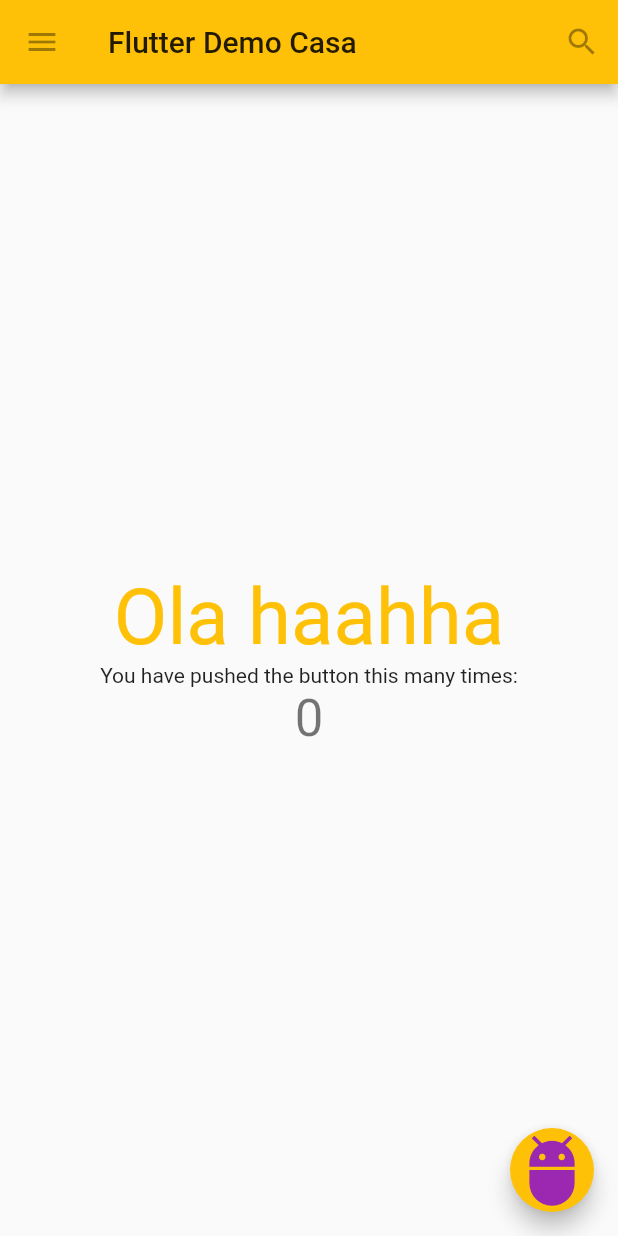
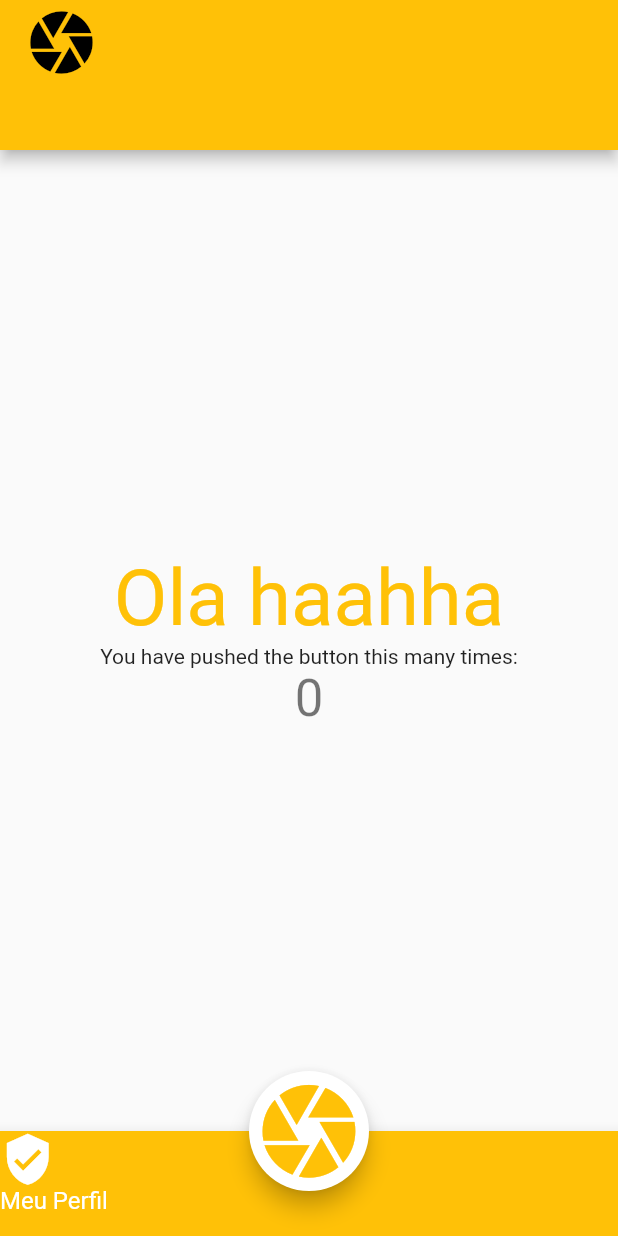
Before and after one commit to rd7rodrigo/flutter-estudo, a Flutter app: the screen it shows after launch, on a phone screen of 412 x 824 dp. Run offline on Flutter 3.47's test engine with Material 2 defaults, Android fonts, the phone set to English and light mode, and no system bars.

Commit message:
transformando em Levant app

```diff
--- a/lib/main.dart
+++ b/lib/main.dart
@@ -48,28 +48,43 @@ class _MyHomePageState extends State<MyHomePage> {
 
   @override
   Widget build(BuildContext context) {
-//     // Esse método é executado novamente toda vez que setState é chamado, por exemplo, como concluído
+//      // Esse método é executado novamente toda vez que setState é chamado, por exemplo, como concluído
 //      // pelo método _incrementCounter acima.
 //      // A estrutura Flutter foi otimizada para executar novamente os métodos de construção
 //      // rápido, para que você possa reconstruir qualquer coisa que precise ser atualizada
 //      // do que ter que alterar individualmente instâncias de widgets.
     return Scaffold(
-      appBar: AppBar(
-        leading: IconButton(
-          icon: Icon(Icons.menu),
-          tooltip: 'Navigation menu',
-          onPressed: null,
+      appBar: PreferredSize(
+        child: AppBar(
+          title: Column(
+            children: <Widget>[
+              Icon(
+                Icons.camera,
+                size: 50.0,
+              )
+            ],
+            // mainAxisAlignment: MainAxisAlignment.end,
+            crossAxisAlignment: CrossAxisAlignment.end
+          )
+          ,
+          actionsIconTheme: IconThemeData(color: Colors.amber),
+          // leading: IconButton(
+          //   icon: Icon(Icons.menu),
+          //   tooltip: 'Navigation menu',
+          //   onPressed: null,
+          // ),
+          // Aqui pegamos o valor do objeto MyHomePage que foi criado por
+  //          // o método App.build e use-o para definir nosso título de appbar.
+          // title: Text(widget.title),
+          // actions: <Widget>[
+          //   IconButton(
+          //     icon: Icon(Icons.search),
+          //     tooltip: 'Buscar',
+          //     onPressed: null,
+          //   )
+          // ],
         ),
-        // Aqui pegamos o valor do objeto MyHomePage que foi criado por
-//          // o método App.build e use-o para definir nosso título de appbar.
-        title: Text(widget.title),
-        actions: <Widget>[
-          IconButton(
-            icon: Icon(Icons.search),
-            tooltip: 'Buscar',
-            onPressed: null,
-          )
-        ],
+        preferredSize: Size.fromHeight(100.0),
       ),
       body: Center(
         // Center é um widget de layout. Leva um único filho e o posiciona
@@ -105,11 +120,47 @@ class _MyHomePageState extends State<MyHomePage> {
           ],
         ),
       ),
-      floatingActionButton: FloatingActionButton(
-        onPressed: _incrementCounter,
-        tooltip: 'Incrementar',
-        child: Icon(Icons.adb, size: 52,color: Colors.purple,),
-      ), // This trailing comma makes auto-formatting nicer for build methods.
+      floatingActionButton: Container(
+        height: 80.0,
+        width: 80.0,
+        child: FittedBox(
+
+          child: FloatingActionButton(
+            onPressed: _incrementCounter,
+            tooltip: 'Incrementar',
+
+            child: InkWell(
+                child: Padding(
+                  padding: EdgeInsets.all(2.0),
+                  child: Icon(
+                    Icons.camera, size: 52,color: Colors.amber,
+                  ),
+                ),
+                borderRadius: BorderRadius.circular(90.0),
+            ),
+            backgroundColor: Colors.white,
+
+          ), // This trailing comma makes auto-formatting nicer for build methods.,
+        )
+      )
+      ,bottomNavigationBar: BottomAppBar(
+        color: Colors.amber,
+        child: Container(
+          height: 70.0,
+          child: Column(
+            crossAxisAlignment: CrossAxisAlignment.start,
+            children: <Widget>[
+              Icon(
+                Icons.verified_user,
+                size: 37,
+                color: Colors.white,
+              ),
+              Text('Meu Perfil', style: TextStyle(color: Colors.white, fontSize: 16)),
+            ],
+          ),
+        )
+      ),
+      floatingActionButtonLocation: FloatingActionButtonLocation.centerDocked,
     );
   }
 }
```
